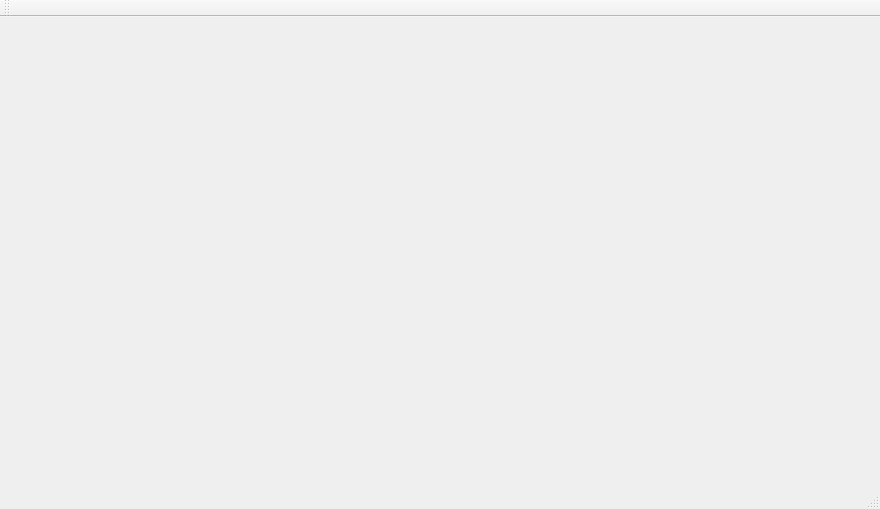
Qt form mainwindow.ui (goujonpa/UTProfiler) before a commit.
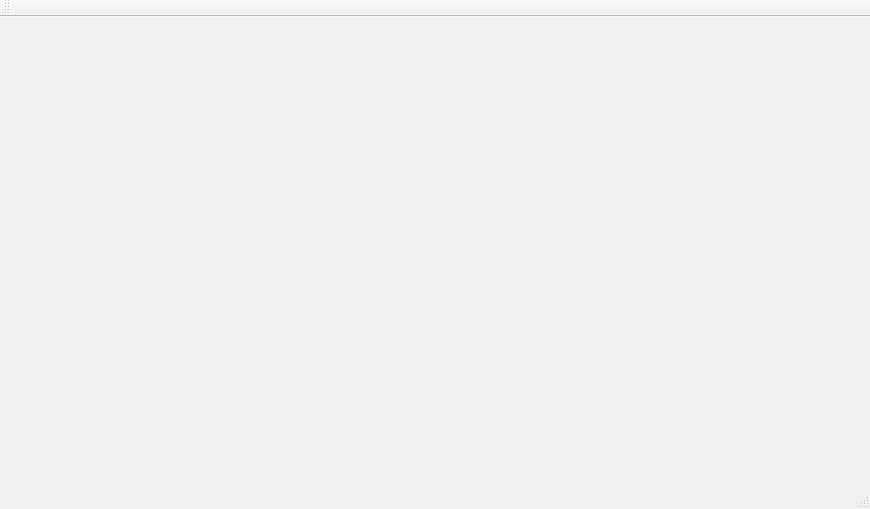
The same form after that commit.

```diff
--- a/mainwindow.ui
+++ b/mainwindow.ui
@@ -6,7 +6,7 @@
    <rect>
     <x>0</x>
     <y>0</y>
-    <width>880</width>
+    <width>870</width>
     <height>509</height>
    </rect>
   </property>
```
Left out of the diff: 2 changed lines with no effect on the pictures.
